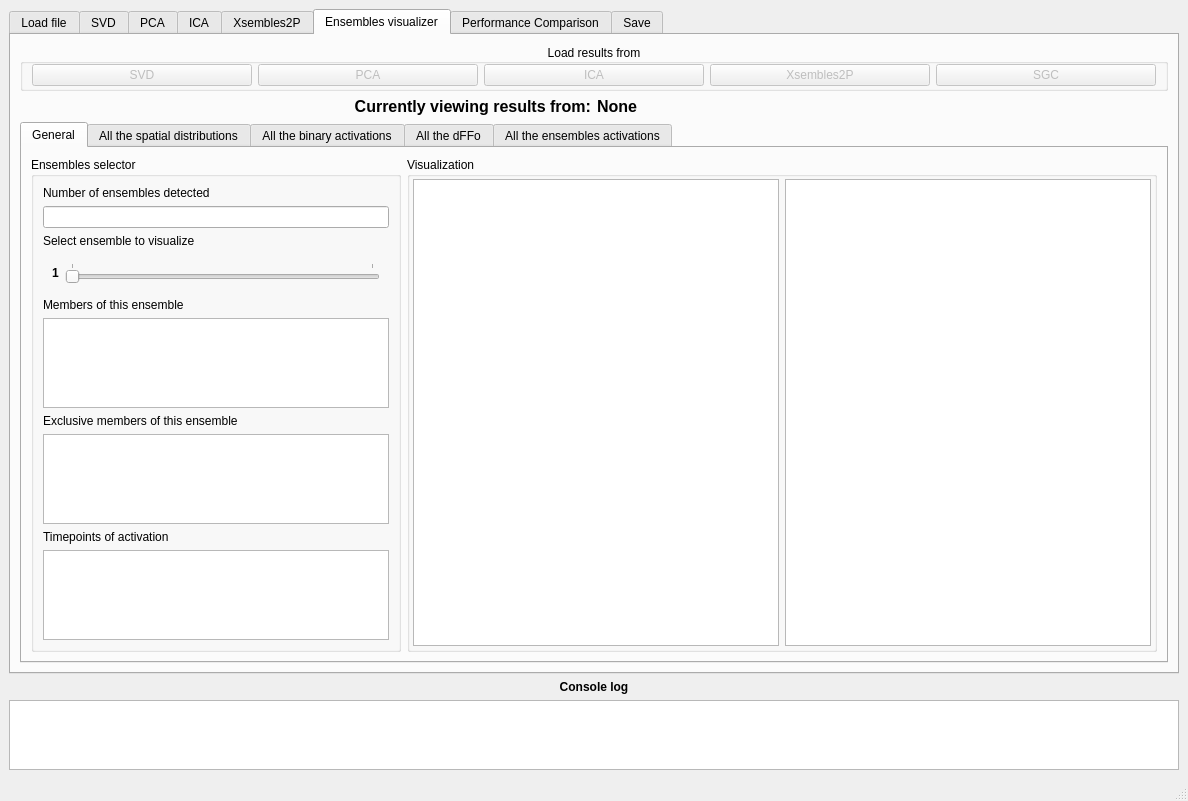
The window that gui/MainWindow.ui (rivelco/ENCORE) describes before a commit, drawn with Qt 5.
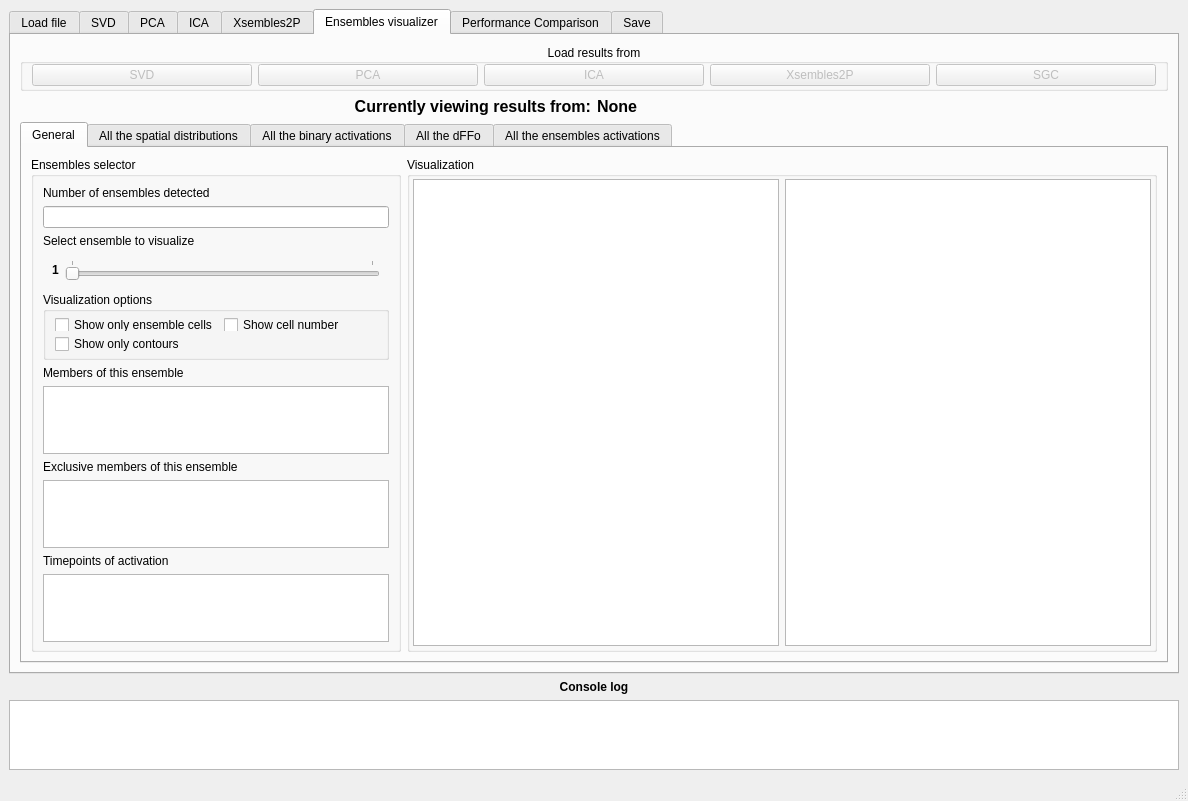
The same window after the commit. The open tabs and pages were chosen to show the change. Custom widgets are drawn as their Qt base class.

Commit message:
Improved graphics and optimized logic
Now the plots load in a smarter way, also improved ensembles and performance  views

Diff of the .ui file:
```diff
--- a/gui/MainWindow.ui
+++ b/gui/MainWindow.ui
@@ -2827,6 +2827,12 @@
                <item>
                 <widget class="QWidget" name="widget" native="true">
                  <layout class="QFormLayout" name="formLayout_8">
+                  <property name="topMargin">
+                   <number>6</number>
+                  </property>
+                  <property name="bottomMargin">
+                   <number>6</number>
+                  </property>
                   <item row="0" column="0">
                    <widget class="QLabel" name="ensvis_lbl_currentens">
                     <property name="font">
@@ -2870,6 +2876,45 @@
                  </layout>
                 </widget>
                </item>
+               <item>
+                <widget class="QGroupBox" name="groupBox_31">
+                 <property name="title">
+                  <string>Visualization options</string>
+                 </property>
+                 <layout class="QGridLayout" name="gridLayout_4">
+                  <property name="topMargin">
+                   <number>6</number>
+                  </property>
+                  <property name="bottomMargin">
+                   <number>6</number>
+                  </property>
+                  <property name="verticalSpacing">
+                   <number>6</number>
+                  </property>
+                  <item row="1" column="0">
+                   <widget class="QCheckBox" name="ensvis_check_onlyens">
+                    <property name="text">
+                     <string>Show only ensemble cells</string>
+                    </property>
+                   </widget>
+                  </item>
+                  <item row="1" column="1">
+                   <widget class="QCheckBox" name="ensvis_check_cellnum">
+                    <property name="text">
+                     <string>Show cell number</string>
+                    </property>
+                   </widget>
+                  </item>
+                  <item row="2" column="0">
+                   <widget class="QCheckBox" name="ensvis_check_onlycont">
+                    <property name="text">
+                     <string>Show only contours</string>
+                    </property>
+                   </widget>
+                  </item>
+                 </layout>
+                </widget>
+               </item>
                <item>
                 <widget class="QLabel" name="label_11">
                  <property name="text">
```
Left out of the diff: 45 changed lines with no effect on the pictures. The commit also changes 2 other files.
